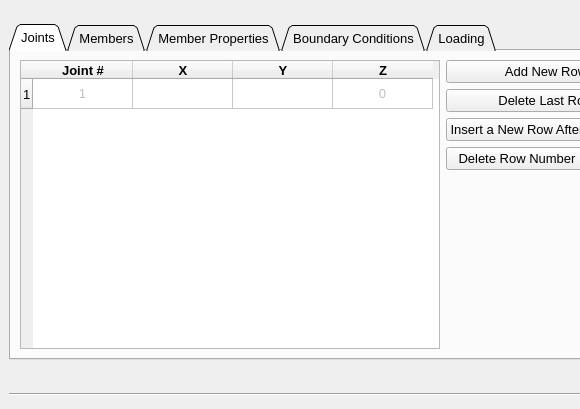
Qt form V2_dev/SABRE2-V3.ui (oguzhantogay/SABRE2_V2_local) before a commit; both pictures show x 0 to 580 and y 283 to 692 of the 1128 by 800 pixel window.
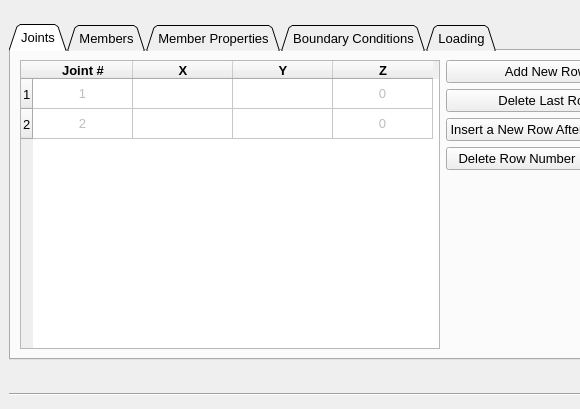
The same form after that commit. Icons and pictures are not drawn.

Patch:
```diff
--- a/V2_dev/SABRE2-V3.ui
+++ b/V2_dev/SABRE2-V3.ui
@@ -490,6 +490,11 @@
             <string>1</string>
            </property>
           </row>
+          <row>
+           <property name="text">
+            <string>2</string>
+           </property>
+          </row>
           <column>
            <property name="text">
             <string>Joint #</string>
@@ -556,6 +561,28 @@
             <set>ItemIsDragEnabled|ItemIsUserCheckable</set>
            </property>
           </item>
+          <item row="1" column="0">
+           <property name="text">
+            <string>2</string>
+           </property>
+           <property name="textAlignment">
+            <set>AlignHCenter|AlignVCenter|AlignCenter</set>
+           </property>
+           <property name="flags">
+            <set>ItemIsDragEnabled|ItemIsUserCheckable</set>
+           </property>
+          </item>
+          <item row="1" column="3">
+           <property name="text">
+            <string>0</string>
+           </property>
+           <property name="textAlignment">
+            <set>AlignHCenter|AlignVCenter|AlignCenter</set>
+           </property>
+           <property name="flags">
+            <set>ItemIsDragEnabled|ItemIsUserCheckable</set>
+           </property>
+          </item>
          </widget>
         </item>
         <item>
```
